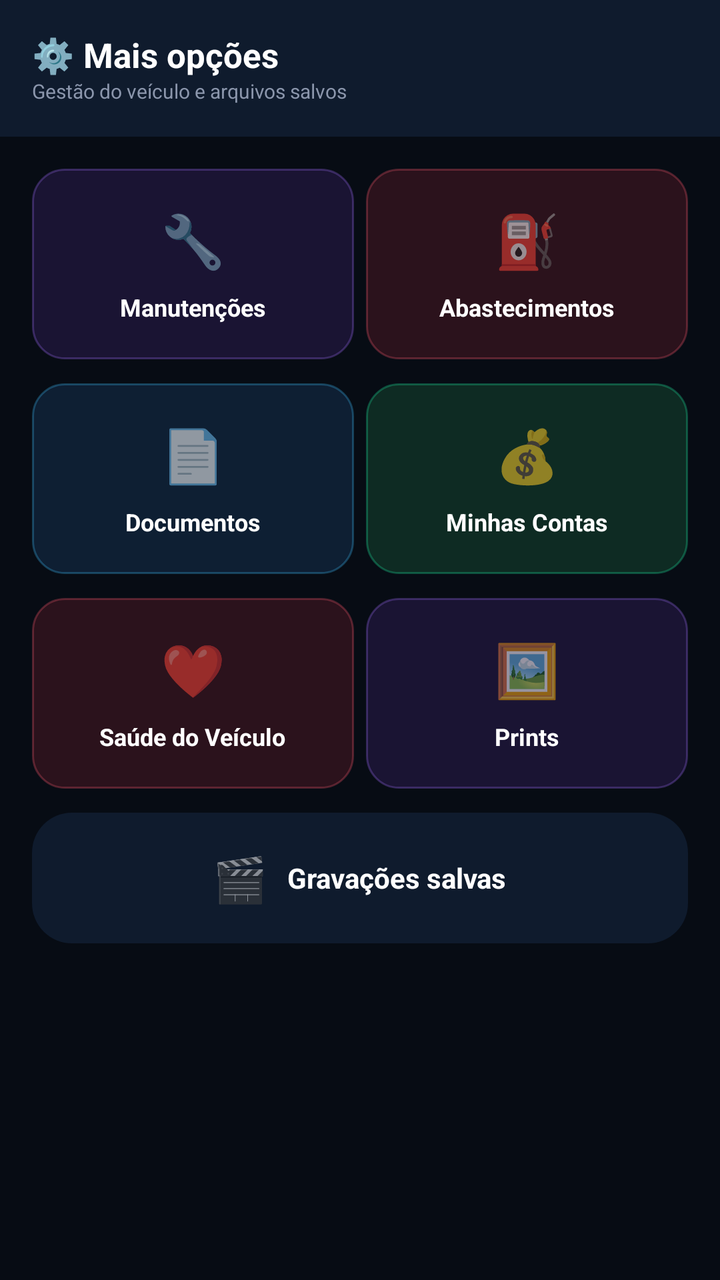
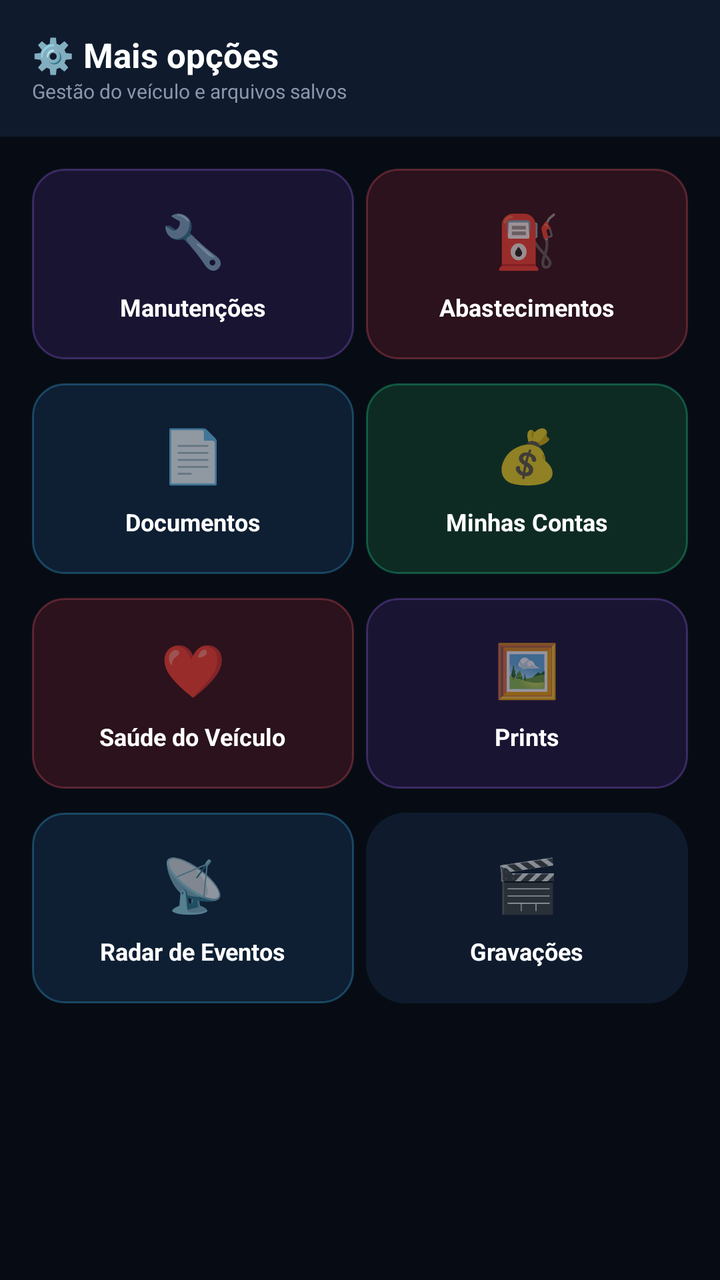

The first picture is an Android layout as it rendered before a commit; the second is the same layout after the commit. The layout source and the unified diff follow.
<!-- AndroidManifest.xml: application theme Theme.MaterialComponents.DayNight.NoActionBar -->
<!-- res/layout/activity_mais_opcoes.xml -->
<?xml version="1.0" encoding="utf-8"?>
<ScrollView xmlns:android="http://schemas.android.com/apk/res/android"
    android:layout_width="match_parent"
    android:layout_height="match_parent"
    android:background="#070C14">

    <LinearLayout
        android:layout_width="match_parent"
        android:layout_height="wrap_content"
        android:orientation="vertical">

        <LinearLayout
            android:layout_width="match_parent"
            android:layout_height="wrap_content"
            android:orientation="vertical"
            android:background="#0F1B2D"
            android:padding="16dp"
            android:paddingBottom="18dp">

            <TextView
                android:layout_width="wrap_content"
                android:layout_height="wrap_content"
                android:text="⚙️ Mais opções"
                android:textColor="#FFFFFF"
                android:textSize="17sp"
                android:textStyle="bold" />

            <TextView
                android:layout_width="wrap_content"
                android:layout_height="wrap_content"
                android:text="Gestão do veículo e arquivos salvos"
                android:textColor="#8B96AC"
                android:textSize="10sp" />
        </LinearLayout>

        <LinearLayout
            android:layout_width="match_parent"
            android:layout_height="wrap_content"
            android:orientation="vertical"
            android:padding="16dp">

            <LinearLayout
                android:layout_width="match_parent"
                android:layout_height="wrap_content"
                android:orientation="horizontal"
                android:layout_marginBottom="12dp">

                <LinearLayout
                    android:id="@+id/btnManutencoes"
                    android:layout_width="0dp"
                    android:layout_height="wrap_content"
                    android:layout_weight="1"
                    android:orientation="vertical"
                    android:gravity="center"
                    android:background="@drawable/bg_tint_purple"
                    android:padding="18dp"
                    android:layout_marginEnd="6dp"
                    android:clickable="true"
                    android:focusable="true">

                    <TextView
                        android:layout_width="wrap_content"
                        android:layout_height="wrap_content"
                        android:text="🔧"
                        android:textSize="26sp" />

                    <TextView
                        android:layout_width="wrap_content"
                        android:layout_height="wrap_content"
                        android:text="Manutenções"
                        android:textColor="#FFFFFF"
                        android:textSize="12sp"
                        android:textStyle="bold"
                        android:singleLine="true"
                        android:ellipsize="end"
                        android:layout_marginTop="8dp" />
                </LinearLayout>

                <LinearLayout
                    android:id="@+id/btnAbastecimentos"
                    android:layout_width="0dp"
                    android:layout_height="wrap_content"
                    android:layout_weight="1"
                    android:orientation="vertical"
                    android:gravity="center"
                    android:background="@drawable/bg_tint_red"
                    android:padding="18dp"
                    android:clickable="true"
                    android:focusable="true">

                    <TextView
                        android:layout_width="wrap_content"
                        android:layout_height="wrap_content"
                        android:text="⛽"
                        android:textSize="26sp" />

                    <TextView
                        android:layout_width="wrap_content"
                        android:layout_height="wrap_content"
                        android:text="Abastecimentos"
                        android:textColor="#FFFFFF"
                        android:textSize="12sp"
                        android:textStyle="bold"
                        android:singleLine="true"
                        android:ellipsize="end"
                        android:layout_marginTop="8dp" />
                </LinearLayout>
            </LinearLayout>

            <LinearLayout
                android:layout_width="match_parent"
                android:layout_height="wrap_content"
                android:orientation="horizontal"
                android:layout_marginBottom="12dp">

                <LinearLayout
                    android:id="@+id/btnDocumentos"
                    android:layout_width="0dp"
                    android:layout_height="wrap_content"
                    android:layout_weight="1"
                    android:orientation="vertical"
                    android:gravity="center"
                    android:background="@drawable/bg_tint_blue"
                    android:padding="18dp"
                    android:layout_marginEnd="6dp"
                    android:clickable="true"
                    android:focusable="true">

                    <TextView
                        android:layout_width="wrap_content"
                        android:layout_height="wrap_content"
                        android:text="📄"
                        android:textSize="26sp" />

                    <TextView
                        android:layout_width="wrap_content"
                        android:layout_height="wrap_content"
                        android:text="Documentos"
                        android:textColor="#FFFFFF"
                        android:textSize="12sp"
                        android:textStyle="bold"
                        android:singleLine="true"
                        android:ellipsize="end"
                        android:layout_marginTop="8dp" />
                </LinearLayout>

                <LinearLayout
                    android:id="@+id/btnContas"
                    android:layout_width="0dp"
                    android:layout_height="wrap_content"
                    android:layout_weight="1"
                    android:orientation="vertical"
                    android:gravity="center"
                    android:background="@drawable/bg_tint_green"
                    android:padding="18dp"
                    android:clickable="true"
                    android:focusable="true">

                    <TextView
                        android:layout_width="wrap_content"
                        android:layout_height="wrap_content"
                        android:text="💰"
                        android:textSize="26sp" />

                    <TextView
                        android:layout_width="wrap_content"
                        android:layout_height="wrap_content"
                        android:text="Minhas Contas"
                        android:textColor="#FFFFFF"
                        android:textSize="12sp"
                        android:textStyle="bold"
                        android:singleLine="true"
                        android:ellipsize="end"
                        android:layout_marginTop="8dp" />
                </LinearLayout>
            </LinearLayout>

            <LinearLayout
                android:layout_width="match_parent"
                android:layout_height="wrap_content"
                android:orientation="horizontal"
                android:layout_marginBottom="12dp">

                <LinearLayout
                    android:id="@+id/btnSaudeVeiculo"
                    android:layout_width="0dp"
                    android:layout_height="wrap_content"
                    android:layout_weight="1"
                    android:orientation="vertical"
                    android:gravity="center"
                    android:background="@drawable/bg_tint_red"
                    android:padding="18dp"
                    android:layout_marginEnd="6dp"
                    android:clickable="true"
                    android:focusable="true">

                    <TextView
                        android:layout_width="wrap_content"
                        android:layout_height="wrap_content"
                        android:text="❤️"
                        android:textSize="26sp" />

                    <TextView
                        android:layout_width="wrap_content"
                        android:layout_height="wrap_content"
                        android:text="Saúde do Veículo"
                        android:textColor="#FFFFFF"
                        android:textSize="12sp"
                        android:textStyle="bold"
                        android:singleLine="true"
                        android:ellipsize="end"
                        android:layout_marginTop="8dp" />
                </LinearLayout>

                <LinearLayout
                    android:id="@+id/btnPrints"
                    android:layout_width="0dp"
                    android:layout_height="wrap_content"
                    android:layout_weight="1"
                    android:orientation="vertical"
                    android:gravity="center"
                    android:background="@drawable/bg_tint_purple"
                    android:padding="18dp"
                    android:clickable="true"
                    android:focusable="true">

                    <TextView
                        android:layout_width="wrap_content"
                        android:layout_height="wrap_content"
                        android:text="🖼️"
                        android:textSize="26sp" />

                    <TextView
                        android:layout_width="wrap_content"
                        android:layout_height="wrap_content"
                        android:text="Prints"
                        android:textColor="#FFFFFF"
                        android:textSize="12sp"
                        android:textStyle="bold"
                        android:singleLine="true"
                        android:ellipsize="end"
                        android:layout_marginTop="8dp" />
                </LinearLayout>
            </LinearLayout>

            <LinearLayout
                android:id="@+id/btnGravacoes"
                android:layout_width="match_parent"
                android:layout_height="wrap_content"
                android:orientation="horizontal"
                android:gravity="center"
                android:background="@drawable/bg_card_dark"
                android:padding="18dp"
                android:clickable="true"
                android:focusable="true">

                <TextView
                    android:layout_width="wrap_content"
                    android:layout_height="wrap_content"
                    android:text="🎬"
                    android:textSize="22sp"
                    android:layout_marginEnd="10dp" />

                <TextView
                    android:layout_width="wrap_content"
                    android:layout_height="wrap_content"
                    android:text="Gravações salvas"
                    android:textColor="#FFFFFF"
                    android:textSize="14sp"
                    android:textStyle="bold" />
            </LinearLayout>

        </LinearLayout>
    </LinearLayout>
</ScrollView>
<!-- resources referenced by this layout -->
<resources>
  <!-- drawable bg_card_dark (drawable) -->
  <?xml version="1.0" encoding="utf-8"?>
  <shape xmlns:android="http://schemas.android.com/apk/res/android" android:shape="rectangle">
      <solid android:color="#0F1B2D" />
      <corners android:radius="20dp" />
  </shape>
  <!-- drawable bg_tint_blue (drawable) -->
  <?xml version="1.0" encoding="utf-8"?>
  <shape xmlns:android="http://schemas.android.com/apk/res/android" android:shape="rectangle">
      <solid android:color="#0E1F33" />
      <stroke android:width="1dp" android:color="#4D3DB8F5" />
      <corners android:radius="16dp" />
  </shape>
  <!-- drawable bg_tint_green (drawable) -->
  <?xml version="1.0" encoding="utf-8"?>
  <shape xmlns:android="http://schemas.android.com/apk/res/android" android:shape="rectangle">
      <solid android:color="#0E2B23" />
      <stroke android:width="1dp" android:color="#4D1FE7A0" />
      <corners android:radius="16dp" />
  </shape>
  <!-- drawable bg_tint_purple (drawable) -->
  <?xml version="1.0" encoding="utf-8"?>
  <shape xmlns:android="http://schemas.android.com/apk/res/android" android:shape="rectangle">
      <solid android:color="#1A1433" />
      <stroke android:width="1dp" android:color="#4D9B6BF5" />
      <corners android:radius="16dp" />
  </shape>
  <!-- drawable bg_tint_red (drawable) -->
  <?xml version="1.0" encoding="utf-8"?>
  <shape xmlns:android="http://schemas.android.com/apk/res/android" android:shape="rectangle">
      <solid android:color="#2B121C" />
      <stroke android:width="1dp" android:color="#4DF5576B" />
      <corners android:radius="16dp" />
  </shape>
</resources>

<!-- the commit's change to res/layout/activity_mais_opcoes.xml (unified diff, before → after) -->
@@ -244,30 +244,70 @@
             </LinearLayout>
 
             <LinearLayout
-                android:id="@+id/btnGravacoes"
                 android:layout_width="match_parent"
                 android:layout_height="wrap_content"
-                android:orientation="horizontal"
-                android:gravity="center"
-                android:background="@drawable/bg_card_dark"
-                android:padding="18dp"
-                android:clickable="true"
-                android:focusable="true">
-
-                <TextView
-                    android:layout_width="wrap_content"
-                    android:layout_height="wrap_content"
-                    android:text="🎬"
-                    android:textSize="22sp"
-                    android:layout_marginEnd="10dp" />
-
-                <TextView
-                    android:layout_width="wrap_content"
-                    android:layout_height="wrap_content"
-                    android:text="Gravações salvas"
-                    android:textColor="#FFFFFF"
-                    android:textSize="14sp"
-                    android:textStyle="bold" />
+                android:orientation="horizontal">
+
+                <LinearLayout
+                    android:id="@+id/btnEventos"
+                    android:layout_width="0dp"
+                    android:layout_height="wrap_content"
+                    android:layout_weight="1"
+                    android:orientation="vertical"
+                    android:gravity="center"
+                    android:background="@drawable/bg_tint_blue"
+                    android:padding="18dp"
+                    android:layout_marginEnd="6dp"
+                    android:clickable="true"
+                    android:focusable="true">
+
+                    <TextView
+                        android:layout_width="wrap_content"
+                        android:layout_height="wrap_content"
+                        android:text="📡"
+                        android:textSize="26sp" />
+
+                    <TextView
+                        android:layout_width="wrap_content"
+                        android:layout_height="wrap_content"
+                        android:text="Radar de Eventos"
+                        android:textColor="#FFFFFF"
+                        android:textSize="12sp"
+                        android:textStyle="bold"
+                        android:singleLine="true"
+                        android:ellipsize="end"
+                        android:layout_marginTop="8dp" />
+                </LinearLayout>
+
+                <LinearLayout
+                    android:id="@+id/btnGravacoes"
+                    android:layout_width="0dp"
+                    android:layout_height="wrap_content"
+                    android:layout_weight="1"
+                    android:orientation="vertical"
+                    android:gravity="center"
+                    android:background="@drawable/bg_card_dark"
+                    android:padding="18dp"
+                    android:clickable="true"
+                    android:focusable="true">
+
+                    <TextView
+                        android:layout_width="wrap_content"
+                        android:layout_height="wrap_content"
+                        android:text="🎬"
+                        android:textSize="26sp" />
+
+                    <TextView
+                        android:layout_width="wrap_content"
+                        android:layout_height="wrap_content"
+                        android:text="Gravações"
+                        android:textColor="#FFFFFF"
+                        android:textSize="12sp"
+                        android:textStyle="bold"
+                        android:singleLine="true"
+                        android:ellipsize="end"
+                        android:layout_marginTop="8dp" />
+                </LinearLayout>
             </LinearLayout>
 
         </LinearLayout>
